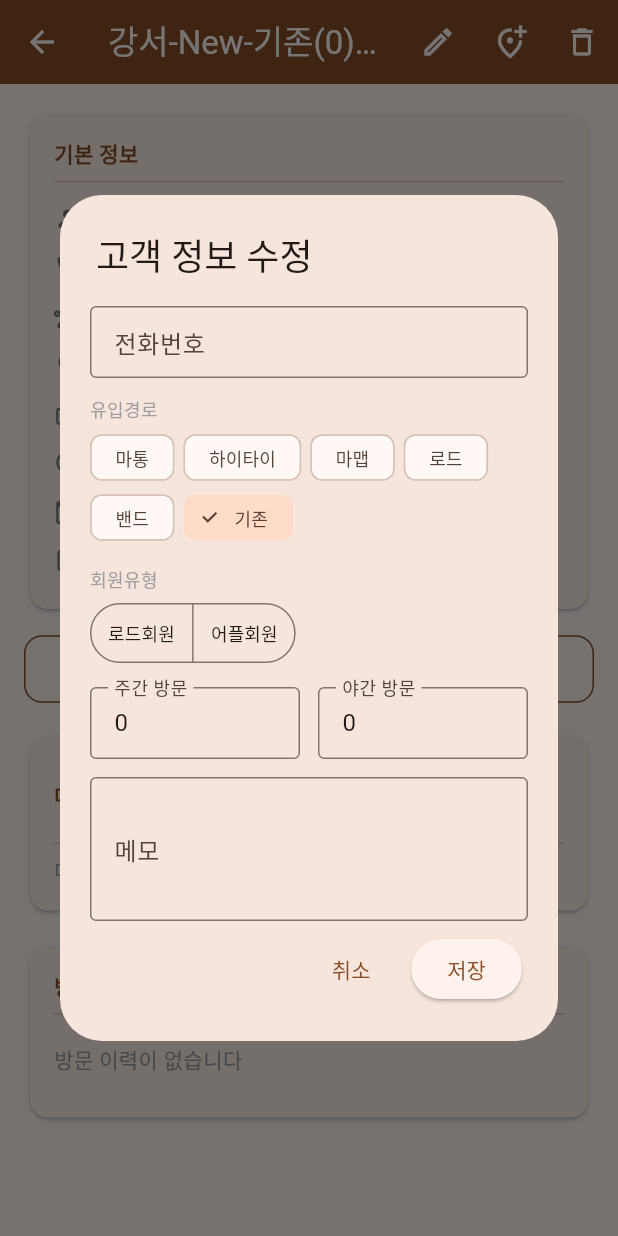
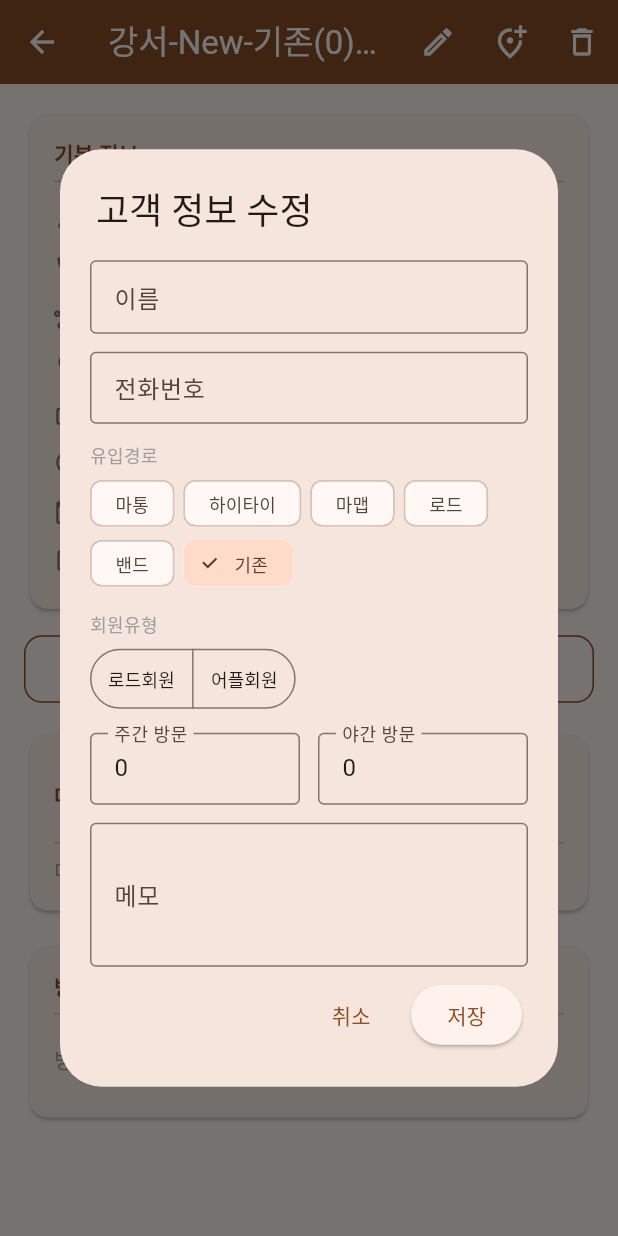
Before and after one commit to maze4995/the_thai_app, a Flutter app: the CustomerDetailScreen screen opened directly with empty values, after a tap on the "edit" icon, on a phone screen of 412 x 824 dp. Run offline on Flutter 3.47's test engine with Material 3 defaults, Android fonts, the phone set to English and light mode, and no system bars; drawn by our look-alikes of overlay_support; our stand-ins replace flutter_contacts, flutter_local_notifications, permission_handler, supabase_flutter; missing offline and left inert: phone_state; accounts and stored records are empty.

Commit message:
feat: 고객이름 직접 수정 및 쿠폰 충전 시 주소록 동기화
- 고객 정보 수정 다이얼로그에 이름 필드 추가
  - 직접 입력 시 해당 값을 DB name으로 저장
  - 비워두면 buildContactLabel로 자동 생성
- 쿠폰 충전 시 name(contactLabel) 포함 DB 업데이트 및 로컬 주소록 동기화
  - chargeCoupon이 coupon_balance와 함께 name(,스페셜 포함)도 갱신
  - 충전 완료 후 ContactSyncService.syncCustomer 호출

Co-Authored-By: Claude Sonnet 4.6 <noreply@anthropic.com>

```diff
--- a/lib/screens/customer_detail_screen.dart
+++ b/lib/screens/customer_detail_screen.dart
@@ -336,6 +336,7 @@ class _CustomerDetailScreenState extends State<CustomerDetailScreen> {
 
     try {
       final updated = await _service.chargeCoupon(_customer.id, amount);
+      await ContactSyncService.syncCustomer(updated);
       if (!mounted) return;
       setState(() => _customer = updated);
       ScaffoldMessenger.of(context).showSnackBar(
@@ -518,6 +519,7 @@ class _CustomerDetailScreenState extends State<CustomerDetailScreen> {
 
     var editSource = _customer.effectiveSource;
     var editMemberType = _customer.memberType;
+    final nameCtrl = TextEditingController(text: _customer.name);
     final dayCtrl = TextEditingController(text: _customer.dayVisitCount.toString());
     final nightCtrl = TextEditingController(text: _customer.nightVisitCount.toString());
     final phoneCtrl = TextEditingController(text: _customer.phone);
@@ -534,6 +536,17 @@ class _CustomerDetailScreenState extends State<CustomerDetailScreen> {
               mainAxisSize: MainAxisSize.min,
               crossAxisAlignment: CrossAxisAlignment.start,
               children: [
+                // 이름
+                TextField(
+                  controller: nameCtrl,
+                  decoration: const InputDecoration(
+                    labelText: '이름',
+                    border: OutlineInputBorder(),
+                    isDense: true,
+                    hintText: '비우면 자동 생성',
+                  ),
+                ),
+                const SizedBox(height: 12),
                 // 전화번호
                 TextField(
                   controller: phoneCtrl,
@@ -636,18 +649,23 @@ class _CustomerDetailScreenState extends State<CustomerDetailScreen> {
       final newVisitCount = newDay + newNight;
       final newPhone = phoneCtrl.text.trim().isNotEmpty ? phoneCtrl.text.trim() : _customer.phone;
       final newMemo = memoCtrl.text.trim();
+      final customName = nameCtrl.text.trim();
+
+      final name = customName.isNotEmpty
+          ? customName
+          : Customer.buildContactLabel(
+              phone: newPhone,
+              source: editSource,
+              visitCount: newVisitCount,
+              dayVisitCount: newDay,
+              nightVisitCount: newNight,
+              couponBalance: _customer.couponBalance,
+              memo: newMemo.isNotEmpty ? newMemo : null,
+            );
 
       final updated = await _service.updateCustomerProfile(
         customerId: _customer.id,
-        name: Customer.buildContactLabel(
-          phone: newPhone,
-          source: editSource,
-          visitCount: newVisitCount,
-          dayVisitCount: newDay,
-          nightVisitCount: newNight,
-          couponBalance: _customer.couponBalance,
-          memo: newMemo.isNotEmpty ? newMemo : null,
-        ),
+        name: name,
         memberType: editMemberType,
         customerSource: editSource,
         visitCount: newVisitCount,
```
Also changed, not shown: lib/services/supabase_service.dart (+6 -6 lines).
